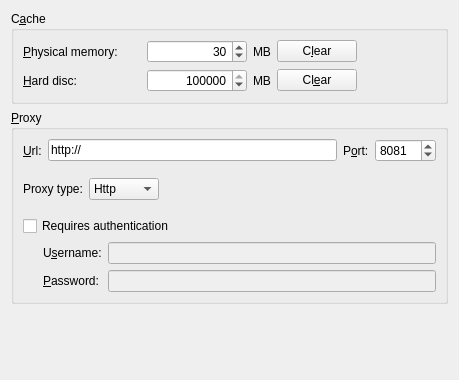
KDE/marble, file src/lib/MarbleCacheSettingsWidget.ui: the form before one commit.
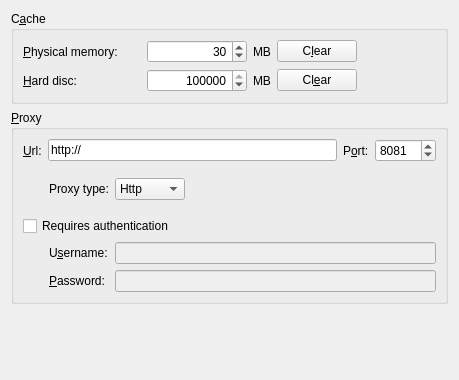
The form after the commit.

Commit message: - Fixing up the proxy layout a bit more.

Patch:
```diff
--- a/src/lib/MarbleCacheSettingsWidget.ui
+++ b/src/lib/MarbleCacheSettingsWidget.ui
@@ -241,14 +241,16 @@
        </spacer>
       </item>
       <item>
-       <layout class="QHBoxLayout" name="horizontalLayout_2">
-        <item>
+       <layout class="QGridLayout" name="proxyGridLayout">
+        <item row="0" column="1">
          <widget class="QLabel" name="label_proxyType">
           <property name="text">
            <string>Proxy type:</string>
           </property>
          </widget>
         </item>
+        <item row="0" column="2">
+         <layout class="QHBoxLayout" name="horizontalLayout_2">
         <item>
          <widget class="QComboBox" name="kcfg_proxyType">
           <item>
@@ -278,32 +280,14 @@
         </item>
        </layout>
       </item>
-      <item>
-       <spacer name="verticalSpacer_3">
-        <property name="orientation">
-         <enum>Qt::Vertical</enum>
-        </property>
-        <property name="sizeType">
-         <enum>QSizePolicy::Fixed</enum>
-        </property>
-        <property name="sizeHint" stdset="0">
-         <size>
-          <width>20</width>
-          <height>10</height>
-         </size>
-        </property>
-       </spacer>
-      </item>
-      <item>
+        <item row="2" column="0" colspan="3">
        <widget class="QCheckBox" name="kcfg_proxyAuth">
         <property name="text">
          <string>Requires authentication</string>
         </property>
        </widget>
       </item>
-      <item>
-       <layout class="QGridLayout" name="gridLayout">
-        <item row="0" column="0">
+        <item row="3" column="0">
          <spacer name="horizontalSpacer_2">
           <property name="orientation">
            <enum>Qt::Horizontal</enum>
@@ -319,7 +303,7 @@
           </property>
          </spacer>
         </item>
-        <item row="0" column="1">
+        <item row="3" column="1">
          <widget class="QLabel" name="label_username">
           <property name="text">
            <string>U&amp;sername:</string>
@@ -329,14 +313,14 @@
           </property>
          </widget>
         </item>
-        <item row="0" column="2">
+        <item row="3" column="2">
          <widget class="QLineEdit" name="kcfg_proxyUser">
           <property name="enabled">
            <bool>false</bool>
           </property>
          </widget>
         </item>
-        <item row="1" column="0">
+        <item row="4" column="0">
          <spacer name="horizontalSpacer_3">
           <property name="orientation">
            <enum>Qt::Horizontal</enum>
@@ -352,7 +336,7 @@
           </property>
          </spacer>
         </item>
-        <item row="1" column="1">
+        <item row="4" column="1">
          <widget class="QLabel" name="label_password">
           <property name="text">
            <string>&amp;Password:</string>
@@ -362,13 +346,45 @@
           </property>
          </widget>
         </item>
-        <item row="1" column="2">
+        <item row="4" column="2">
          <widget class="QLineEdit" name="kcfg_proxyPass">
           <property name="enabled">
            <bool>false</bool>
           </property>
          </widget>
         </item>
+        <item row="1" column="2">
+         <spacer name="verticalSpacer_3">
+          <property name="orientation">
+           <enum>Qt::Vertical</enum>
+          </property>
+          <property name="sizeType">
+           <enum>QSizePolicy::Fixed</enum>
+          </property>
+          <property name="sizeHint" stdset="0">
+           <size>
+            <width>20</width>
+            <height>10</height>
+           </size>
+          </property>
+         </spacer>
+        </item>
+        <item row="0" column="0">
+         <spacer name="horizontalSpacer_4">
+          <property name="orientation">
+           <enum>Qt::Horizontal</enum>
+          </property>
+          <property name="sizeType">
+           <enum>QSizePolicy::Fixed</enum>
+          </property>
+          <property name="sizeHint" stdset="0">
+           <size>
+            <width>20</width>
+            <height>20</height>
+           </size>
+          </property>
+         </spacer>
+        </item>
        </layout>
       </item>
      </layout>
```
Lines whose indentation alone changed are shown as unchanged.
